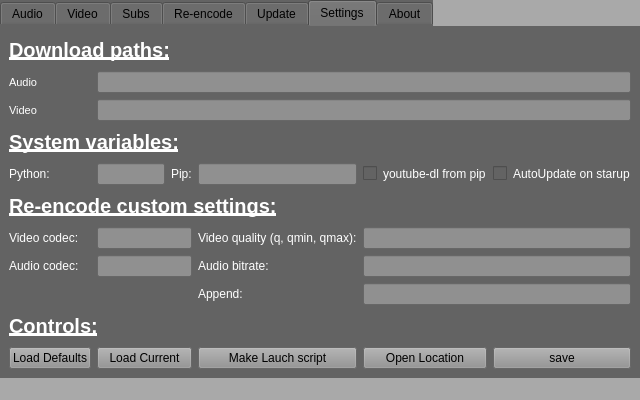
The window that gui5.ui (KoleckOLP/yt-dl) describes before a commit, drawn with Qt 5.
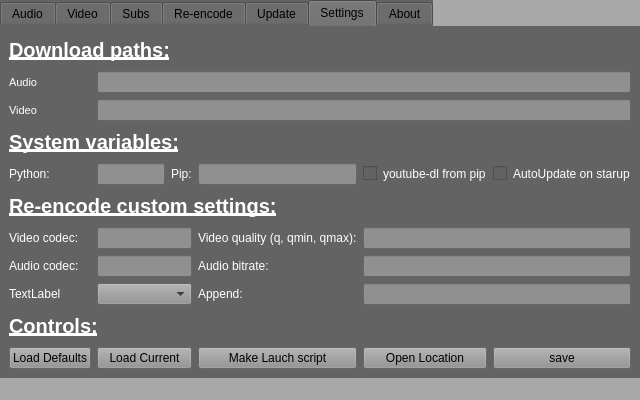
The same window after the commit. The open tabs and pages were chosen to show the change. Icons and pictures are not drawn.

Commit message: saving indexes + QoL

What changed in the file:
```diff
--- a/gui5.ui
+++ b/gui5.ui
@@ -145,14 +145,6 @@
    <string notr="true">background-color: #A9A9A9;</string>
   </property>
   <widget class="QWidget" name="centralwidget">
-   <property name="geometry">
-    <rect>
-     <x>0</x>
-     <y>0</y>
-     <width>665</width>
-     <height>347</height>
-    </rect>
-   </property>
    <layout class="QHBoxLayout" name="horizontalLayout">
     <property name="leftMargin">
      <number>0</number>
@@ -1111,6 +1103,23 @@
           </property>
          </widget>
         </item>
+        <item row="9" column="0">
+         <widget class="QLabel" name="set_Tab_label">
+          <property name="styleSheet">
+           <string notr="true">Color: #FFFFFF;</string>
+          </property>
+          <property name="text">
+           <string>TextLabel</string>
+          </property>
+         </widget>
+        </item>
+        <item row="9" column="1" colspan="2">
+         <widget class="QComboBox" name="set_Tab_combobox">
+          <property name="styleSheet">
+           <string notr="true">background-color: #909090;</string>
+          </property>
+         </widget>
+        </item>
        </layout>
       </widget>
       <widget class="QWidget" name="about_tab">
@@ -1145,14 +1154,6 @@
    </property>
   </widget>
  </widget>
- <customwidgets>
-  <customwidget>
-   <class>MainWindow</class>
-   <extends>QWidget</extends>
-   <header>mainwindow.h</header>
-   <container>1</container>
-  </customwidget>
- </customwidgets>
  <resources/>
  <connections/>
 </ui>
```
Left out of the diff: 15 changed lines with no effect on the pictures. The commit also changes 2 other files.
